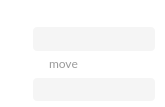
Above: src/MEGASync/stalled_issues/gui/win/StalledIssueFilePath.ui from meganz/MEGAsync before the change. Below: the same form after it.
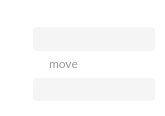
That is the form after the change.

Diff of the .ui file:
```diff
--- a/src/MEGASync/stalled_issues/gui/win/StalledIssueFilePath.ui
+++ b/src/MEGASync/stalled_issues/gui/win/StalledIssueFilePath.ui
@@ -7,7 +7,7 @@
     <x>0</x>
     <y>0</y>
     <width>165</width>
-    <height>107</height>
+    <height>111</height>
    </rect>
   </property>
   <property name="windowTitle">
@@ -30,7 +30,7 @@
     <number>10</number>
    </property>
    <property name="bottomMargin">
-    <number>6</number>
+    <number>15</number>
    </property>
    <property name="horizontalSpacing">
     <number>9</number>
```
